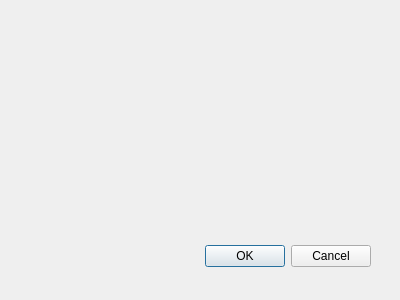
Old version of the form Rotate_Objects_dialog_base.ui in the repository VeraPl/Rotate-objects-in-QGIS.
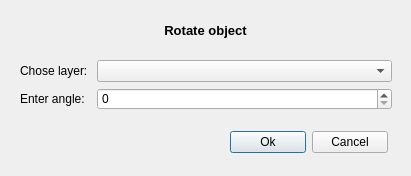
New version of the form. Custom widgets are drawn as their Qt base class.

Diff of the .ui file:
```diff
--- a/Rotate_Objects_dialog_base.ui
+++ b/Rotate_Objects_dialog_base.ui
@@ -1,34 +1,114 @@
-<ui version="4.0" >
- <class>RotateObjectsDialogBase</class>
- <widget class="QDialog" name="RotateObjectsDialogBase" >
-  <property name="geometry" >
+<?xml version="1.0" encoding="UTF-8"?>
+<ui version="4.0">
+ <class>RotateObjectDialogBase</class>
+ <widget class="QDialog" name="RotateObjectDialogBase">
+  <property name="geometry">
    <rect>
     <x>0</x>
     <y>0</y>
-    <width>400</width>
-    <height>300</height>
+    <width>411</width>
+    <height>176</height>
    </rect>
   </property>
   <property name="windowTitle" >
    <string>Rotate Objects</string>
   </property>
-  <widget class="QDialogButtonBox" name="button_box" >
-   <property name="geometry" >
+  <widget class="QLabel" name="label">
+   <property name="geometry">
     <rect>
-     <x>30</x>
-     <y>240</y>
-     <width>341</width>
-     <height>32</height>
+     <x>20</x>
+     <y>10</y>
+     <width>371</width>
+     <height>41</height>
     </rect>
    </property>
-   <property name="orientation" >
-    <enum>Qt::Horizontal</enum>
+   <property name="font">
+    <font>
+     <pointsize>10</pointsize>
+     <weight>75</weight>
+     <bold>true</bold>
+     <stylestrategy>PreferDefault</stylestrategy>
+    </font>
    </property>
-   <property name="standardButtons" >
-    <set>QDialogButtonBox::Cancel|QDialogButtonBox::Ok</set>
+   <property name="text">
+    <string>Rotate object</string>
    </property>
+   <property name="alignment">
+    <set>Qt::AlignCenter</set>
+   </property>
+  </widget>
+  <widget class="QWidget" name="layoutWidget">
+   <property name="geometry">
+    <rect>
+     <x>20</x>
+     <y>60</y>
+     <width>372</width>
+     <height>50</height>
+    </rect>
+   </property>
+   <layout class="QGridLayout" name="gridLayout">
+    <item row="0" column="0">
+     <widget class="QLabel" name="label_layer">
+      <property name="sizePolicy">
+       <sizepolicy hsizetype="Fixed" vsizetype="Preferred">
+        <horstretch>0</horstretch>
+        <verstretch>0</verstretch>
+       </sizepolicy>
+      </property>
+      <property name="text">
+       <string>Chose layer: </string>
+      </property>
+     </widget>
+    </item>
+    <item row="1" column="0">
+     <widget class="QLabel" name="label_angle">
+      <property name="text">
+       <string>Enter angle:</string>
+      </property>
+     </widget>
+    </item>
+    <item row="1" column="1">
+     <widget class="QSpinBox" name="angle"/>
+    </item>
+    <item row="0" column="1">
+     <widget class="QgsMapLayerComboBox" name="layer"/>
+    </item>
+   </layout>
+  </widget>
+  <widget class="QWidget" name="">
+   <property name="geometry">
+    <rect>
+     <x>230</x>
+     <y>130</y>
+     <width>158</width>
+     <height>25</height>
+    </rect>
+   </property>
+   <layout class="QHBoxLayout" name="horizontalLayout">
+    <item>
+     <widget class="QPushButton" name="btn_ok">
+      <property name="text">
+       <string>Ok</string>
+      </property>
+     </widget>
+    </item>
+    <item>
+     <widget class="QPushButton" name="btn_cancel">
+      <property name="text">
+       <string>Cancel</string>
+      </property>
+     </widget>
+    </item>
+   </layout>
   </widget>
  </widget>
+ <customwidgets>
+  <customwidget>
+   <class>QgsMapLayerComboBox</class>
+   <extends>QComboBox</extends>
+   <header>qgsmaplayercombobox.h</header>
+  </customwidget>
+ </customwidgets>
  <resources/>
  <connections>
   <connection>
```
Left out of the diff: 39 changed lines with no effect on the pictures.
